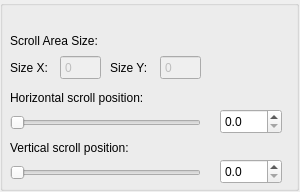
Qt form Tools/UIEditor/UI/scrollviewpropertygridwidget.ui (xaoctech/dava.engine) before a commit.
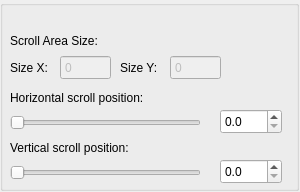
The same form after that commit.

Commit message: [DF-2704] - scrolling is fixed in UIEditor to scroll the content of the ScrollView instead of the screen itself.

```diff
--- a/Tools/UIEditor/UI/scrollviewpropertygridwidget.ui
+++ b/Tools/UIEditor/UI/scrollviewpropertygridwidget.ui
@@ -183,7 +183,7 @@
    <widget class="QLabel" name="sizeYLabel">
     <property name="geometry">
      <rect>
-      <x>110</x>
+      <x>120</x>
       <y>60</y>
       <width>51</width>
       <height>16</height>
@@ -201,7 +201,7 @@
      <rect>
       <x>60</x>
       <y>55</y>
-      <width>41</width>
+      <width>51</width>
       <height>25</height>
      </rect>
     </property>
@@ -209,7 +209,7 @@
      <enum>QAbstractSpinBox::NoButtons</enum>
     </property>
     <property name="maximum">
-     <number>999</number>
+     <number>9999</number>
     </property>
    </widget>
    <widget class="QSpinBox" name="contentSizeYSpinBox">
@@ -218,9 +218,9 @@
     </property>
     <property name="geometry">
      <rect>
-      <x>160</x>
+      <x>170</x>
       <y>55</y>
-      <width>41</width>
+      <width>51</width>
       <height>25</height>
      </rect>
     </property>
@@ -228,7 +228,7 @@
      <enum>QAbstractSpinBox::NoButtons</enum>
     </property>
     <property name="maximum">
-     <number>999</number>
+     <number>9999</number>
     </property>
    </widget>
   </widget>
```
The commit also changes 1 other file.
